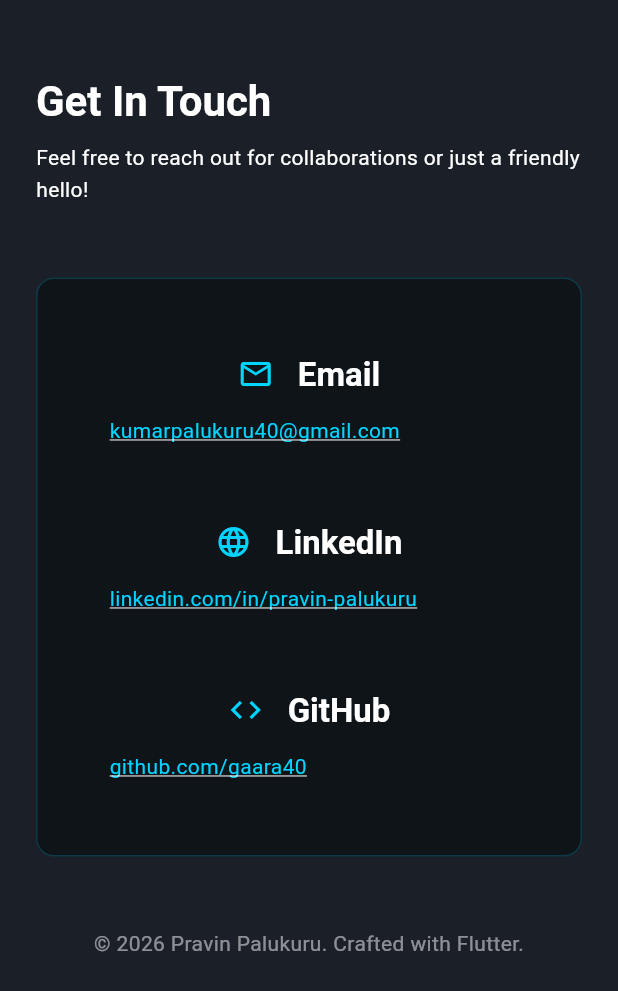
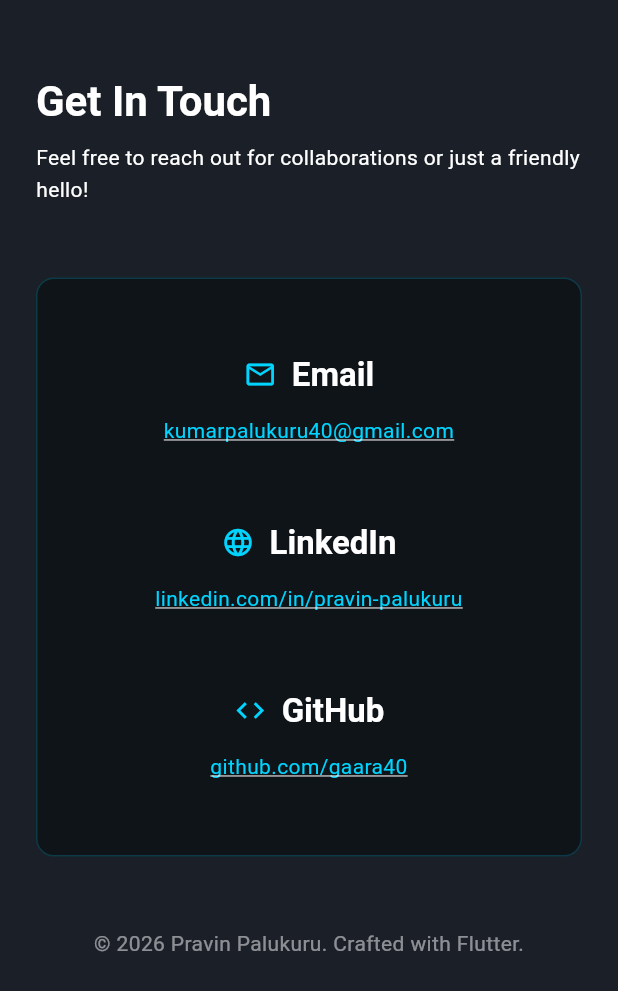
Before and after one commit to gaara40/my-flutter-portfolio, a Flutter app: the ContactSection widget shown alone on an empty page, opened directly, on a phone screen of 412 x 824 dp. Shown: the top 991 px of the screen. Run offline on Flutter 3.47's test engine with Material 3 defaults, Android fonts, the phone set to English and light mode, and no system bars.

Commit message:
Refactor spacing constants and update usage across sections; integrate URL launcher for resume download

```diff
--- a/lib/main.dart
+++ b/lib/main.dart
@@ -7,8 +7,6 @@ void main() {
 }
 
 /// Root widget of the portfolio application.
-/// Configures theme and calls the home page.
-/// Responsibility: App setup ONLY.
 class PortfolioApp extends StatelessWidget {
   const PortfolioApp();
 
--- a/lib/models/project_model.dart
+++ b/lib/models/project_model.dart
@@ -34,7 +34,7 @@ class ProjectData {
         'Cloud Messaging',
         'Riverpod',
       ],
-      githubUrl: 'https://github.com/yourname/snibbl',
+      githubUrl: 'https://github.com/gaara40/snibbl',
       demoUrl: null,
       imageUrl: null,
     ),
@@ -50,7 +50,7 @@ class ProjectData {
         'Firestore',
         'Cloud Storage',
       ],
-      githubUrl: 'https://github.com/yourname/quickbill',
+      githubUrl: 'https://github.com/gaara40/QuickBill',
       demoUrl: null,
       imageUrl: null,
     ),
@@ -59,7 +59,7 @@ class ProjectData {
       description:
           'A beautifully designed expense tracking app with intuitive category management and visual spending insights. \nFeatures local data persistence using Hive, category-wise bar charts for analysis, multiple sort options, and undo functionality for accidental deletions. \nMinimal UI focuses on clarity and ease of use.',
       technologies: ['Flutter', 'Dart', 'Hive', 'Provider', 'Material Design'],
-      githubUrl: 'https://github.com/yourname/expense-tracker',
+      githubUrl: 'https://github.com/gaara40/ExpenseTracker',
       demoUrl: null,
       imageUrl: null,
     ),
--- a/lib/sections/about_section.dart
+++ b/lib/sections/about_section.dart
@@ -14,7 +14,7 @@ class AboutSection extends StatelessWidget {
     return Container(
       width: double.infinity,
       padding: EdgeInsets.symmetric(
-        horizontal: isMobile ? AppTheme.spacingLG : AppTheme.spacingXXL,
+        horizontal: isMobile ? AppTheme.spacingL : AppTheme.spacingXXL,
         vertical: AppTheme.spacingXXL,
       ),
       color: Theme.of(context).colorScheme.surface,
@@ -69,12 +69,12 @@ class AboutSection extends StatelessWidget {
 
         style: Theme.of(context).textTheme.bodyLarge,
       ),
-      const SizedBox(height: AppTheme.spacingLG),
+      const SizedBox(height: AppTheme.spacingL),
       Text(
         'My interest in development started with curiosity about how products are built and scaled. Over time, I’ve worked on real-world applications where maintainability, performance, and collaboration matter just as much as features. I value writing clear code, thinking through edge cases, and building things that are easy to evolve over time.',
         style: Theme.of(context).textTheme.bodyLarge,
       ),
-      // const SizedBox(height: AppTheme.spacingLG),
+      // const SizedBox(height: AppTheme.spacingL),
       // Row(
       //   mainAxisSize: MainAxisSize.min,
       //   children: [
--- a/lib/sections/contact_section.dart
+++ b/lib/sections/contact_section.dart
@@ -21,7 +21,7 @@ class ContactSection extends StatelessWidget {
     return Container(
       width: double.infinity,
       padding: EdgeInsets.symmetric(
-        horizontal: isMobile ? AppTheme.spacingLG : AppTheme.spacingXXL,
+        horizontal: isMobile ? AppTheme.spacingL : AppTheme.spacingXXL,
         vertical: AppTheme.spacingXXL,
       ),
       color: Theme.of(context).colorScheme.surface,
@@ -124,7 +124,7 @@ class ContactSection extends StatelessWidget {
     String githubUrl,
   ) {
     return Column(
-      crossAxisAlignment: CrossAxisAlignment.start,
+      crossAxisAlignment: CrossAxisAlignment.stretch,
       children: [
         _buildContactMethod(
           context,
@@ -160,29 +160,27 @@ class ContactSection extends StatelessWidget {
     String value,
     String url,
   ) {
-    return Column(
-      crossAxisAlignment: CrossAxisAlignment.start,
+    return IntrinsicWidth(
+      child: Column(
+        crossAxisAlignment: CrossAxisAlignment.center,
         mainAxisSize: MainAxisSize.min,
         children: [
-        Center(
-          child: Row(
+          Row(
             mainAxisSize: MainAxisSize.min,
             children: [
-              Icon(icon, color: Theme.of(context).primaryColor, size: 24),
-              const SizedBox(width: AppTheme.spacingMD),
+              Icon(icon, color: Theme.of(context).primaryColor, size: 22),
+              const SizedBox(width: 10),
               Text(label, style: Theme.of(context).textTheme.headlineSmall),
             ],
           ),
-        ),
-        const SizedBox(height: AppTheme.spacingSM),
+          const SizedBox(height: AppTheme.spacingS),
           MouseRegion(
             cursor: SystemMouseCursors.click,
             child: GestureDetector(
-            onTap: () {
-              urlLauncher(url);
-            },
+              onTap: () => urlLauncher(url),
               child: Text(
                 value,
+                textAlign: TextAlign.center,
                 style: Theme.of(context).textTheme.bodyMedium?.copyWith(
                   color: Theme.of(context).primaryColor,
                   decoration: TextDecoration.underline,
@@ -191,6 +189,7 @@ class ContactSection extends StatelessWidget {
             ),
           ),
         ],
+      ),
     );
   }
 }
--- a/lib/sections/skills_section.dart
+++ b/lib/sections/skills_section.dart
@@ -37,7 +37,7 @@ class SkillsSection extends StatelessWidget {
       width: double.infinity,
       padding: EdgeInsets.symmetric(
         horizontal: MediaQuery.of(context).size.width < 768
-            ? AppTheme.spacingLG
+            ? AppTheme.spacingL
             : AppTheme.spacingXXL,
         vertical: AppTheme.spacingXXL,
       ),
@@ -55,8 +55,8 @@ class SkillsSection extends StatelessWidget {
               const SizedBox(height: AppTheme.spacingXXL),
               // Flat list of all skills
               Wrap(
-                spacing: AppTheme.spacingMD,
-                runSpacing: AppTheme.spacingMD,
+                spacing: AppTheme.spacingM,
+                runSpacing: AppTheme.spacingM,
                 children: skills
                     .map(
                       (skill) => SkillChip(label: skill, isHighlighted: false),
--- a/lib/theme/app_theme.dart
+++ b/lib/theme/app_theme.dart
@@ -120,9 +120,9 @@ class AppTheme {
 
   // Reusable spacing constants
   static const double spacingXS = 8.0;
-  static const double spacingSM = 12.0;
-  static const double spacingMD = 16.0;
-  static const double spacingLG = 24.0;
+  static const double spacingS = 12.0;
+  static const double spacingM = 16.0;
+  static const double spacingL = 24.0;
   static const double spacingXL = 32.0;
   static const double spacingXXL = 48.0;
 
```
Also changed, not shown: lib/sections/hero_section.dart (+4 -4 lines), lib/sections/projects_section.dart (+5 -5 lines), lib/sections/resume_section.dart (+10 -7 lines), lib/widgets/project_card.dart (+11 -11 lines), 5 other files. Lines whose indentation alone changed are shown as unchanged.
